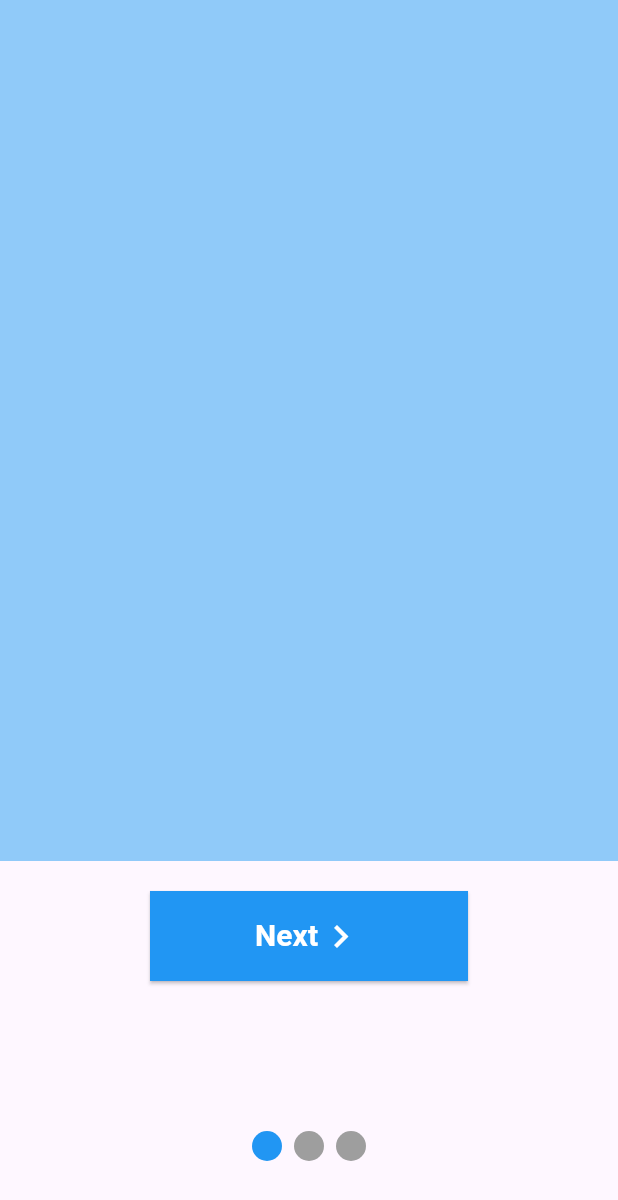
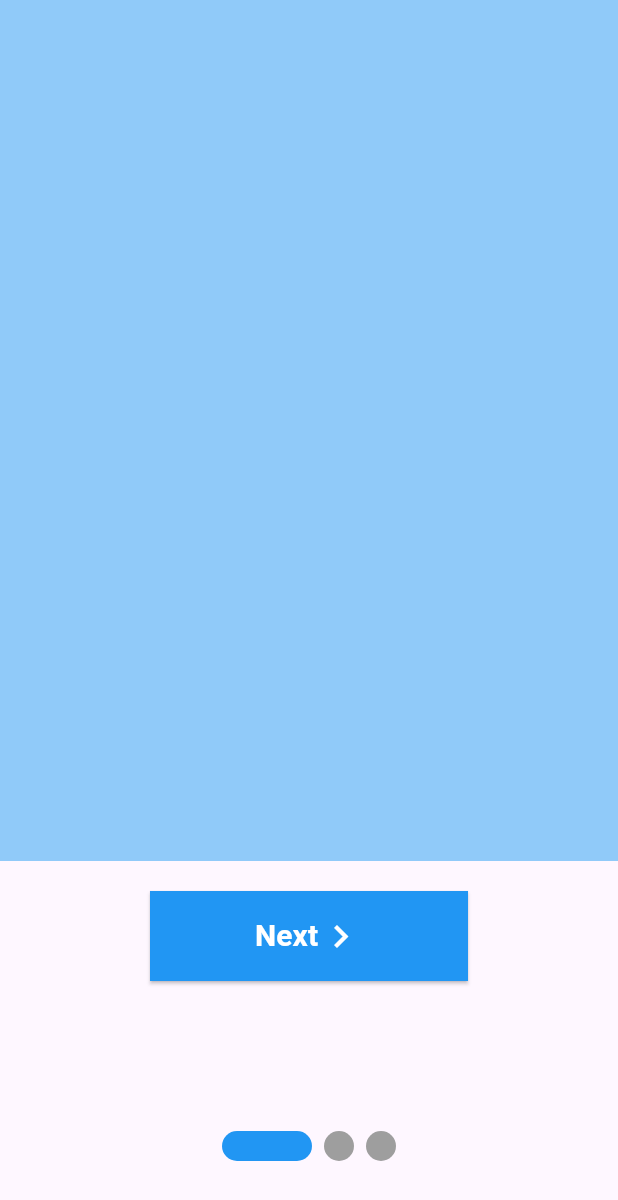
Before and after one commit to Riyam224/flutter-pieces-9, a Flutter app: the screen it shows after launch, on a phone screen of 412 x 824 dp. Shown: the top 1200 px of the screen. Run offline on Flutter 3.47's test engine with Material 3 defaults, Android fonts, the phone set to English and light mode, and no system bars; drawn by our look-alikes of smooth_page_indicator.

```diff
--- a/lib/views/home_view.dart
+++ b/lib/views/home_view.dart
@@ -85,7 +85,7 @@ class _HomeViewState extends State<HomeView> {
           SmoothPageIndicator(
             controller: pageController,
             count: 3,
-            effect: const WormEffect(
+            effect: const ExpandingDotsEffect(
               dotHeight: 20,
               dotWidth: 20,
               dotColor: Colors.grey,
```
